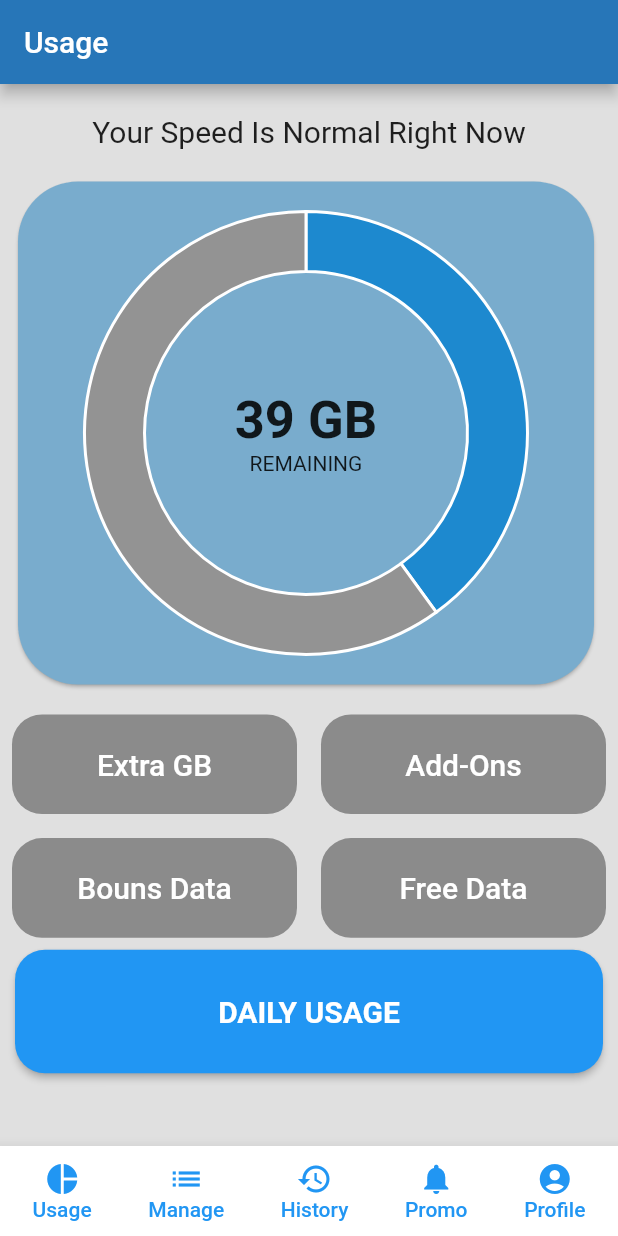
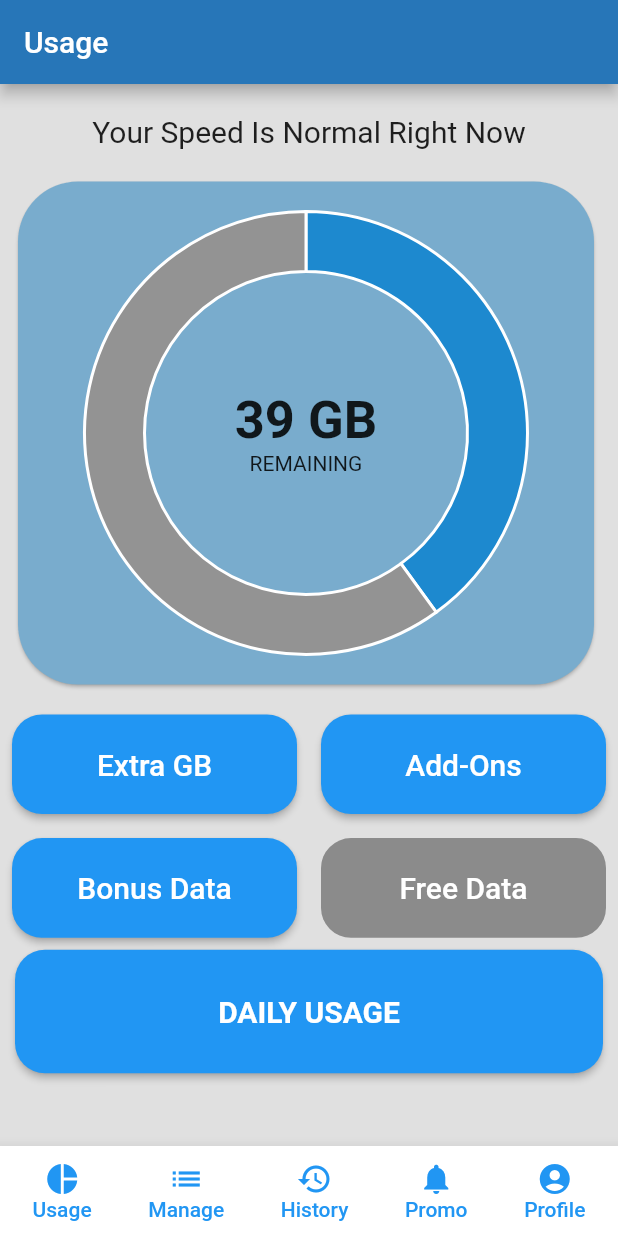
Before and after one commit to User-Experience-Design-SE3050-2021/se3050---uee-2021s2_reg_we_40, a Flutter app: the screen it shows after launch, item 2 of the bottom bar chosen, after a tap on "Usage", on a phone screen of 412 x 824 dp. Run offline on Flutter 3.47's test engine with Material 2 defaults, Android fonts, the phone set to English and light mode, and no system bars; our stand-ins replace charts_flutter, flutter_datetime_picker.

Commit message:
miths changes

```diff
--- a/lib/pages/HomePage/home_page.dart
+++ b/lib/pages/HomePage/home_page.dart
@@ -7,7 +7,9 @@ import 'package:slt_broadband_application/pages/manage_page/manage_page.dart';
 import 'package:slt_broadband_application/pages/profile_page/profile_page.dart';
 import 'package:slt_broadband_application/pages/promo_page/promo_page.dart';
 import 'package:slt_broadband_application/pages/usage_page/usage_page.dart';
-
+import 'package:slt_broadband_application/pages/Extra GB Usage/extra_gb_usage.dart';
+import 'package:slt_broadband_application/pages/bonus_data_usage/bonus_data_uage.dart';
+import 'package:slt_broadband_application/pages/add_ons_usage/add_ons_usage.dart';
 class HomePage extends StatefulWidget {
   final initialPage;
   final title;
--- a/lib/pages/usage_page/usage_page.dart
+++ b/lib/pages/usage_page/usage_page.dart
@@ -1,7 +1,10 @@
 import 'package:flutter/material.dart';
 import 'package:charts_flutter/flutter.dart' as charts;
 import 'package:slt_broadband_application/common%20widgets/charts/doughnut/doughnut_chart.dart';
+import 'package:slt_broadband_application/pages/Extra%20GB%20Usage/extra_gb_usage.dart';
 import 'package:slt_broadband_application/pages/HomePage/home_page.dart';
+import 'package:slt_broadband_application/pages/add_ons_usage/add_ons_usage.dart';
+import 'package:slt_broadband_application/pages/bonus_data_usage/bonus_data_uage.dart';
 import 'package:slt_broadband_application/pages/daily_usage_page/daily_usage_page.dart';
 import 'package:slt_broadband_application/pages/detailed_report_page/detailed-report-page.dart';
 
@@ -145,9 +148,20 @@ class _UsagePageState extends State<UsagePage> {
           children: <Widget>[
             SLTRoundedButton(
               label: 'Extra GB',
-            ),
+    onPressed: () => Navigator.pushReplacement(
+    context,
+    MaterialPageRoute(
+    builder: (context) => HomePage(ExtraGBUsage(),'Extra GB')),
+    ),
+    ),
+
             SLTRoundedButton(
               label: 'Add-Ons',
+              onPressed: () => Navigator.pushReplacement(
+                context,
+                MaterialPageRoute(
+                    builder: (context) => HomePage(AddOnsUsage(),'Add-Ons')),
+              ),
             ),
           ],
         ),
@@ -155,7 +169,12 @@ class _UsagePageState extends State<UsagePage> {
           mainAxisAlignment: MainAxisAlignment.spaceEvenly,
           children: <Widget>[
             SLTRoundedButton(
-              label: 'Bouns Data',
+              label: 'Bonus Data',
+              onPressed: () => Navigator.pushReplacement(
+                context,
+                MaterialPageRoute(
+                    builder: (context) => HomePage(BonusDataUsage(),'Bonus Data')),
+              ),
             ),
             SLTRoundedButton(
               label: 'Free Data',
```
